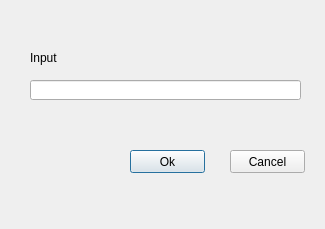
This is 3DP/inputdialog.ui in MeteorsHub/3DP as Qt 5 draws it before an edit. The edited form follows.
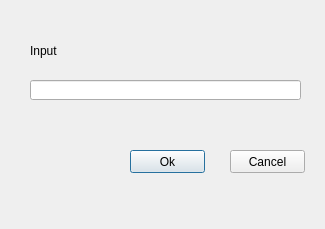
This is the edited form.

```diff
--- a/3DP/inputdialog.ui
+++ b/3DP/inputdialog.ui
@@ -29,9 +29,9 @@
    <property name="geometry">
     <rect>
      <x>30</x>
-     <y>50</y>
+     <y>30</y>
      <width>271</width>
-     <height>16</height>
+     <height>41</height>
     </rect>
    </property>
    <property name="text">
```
